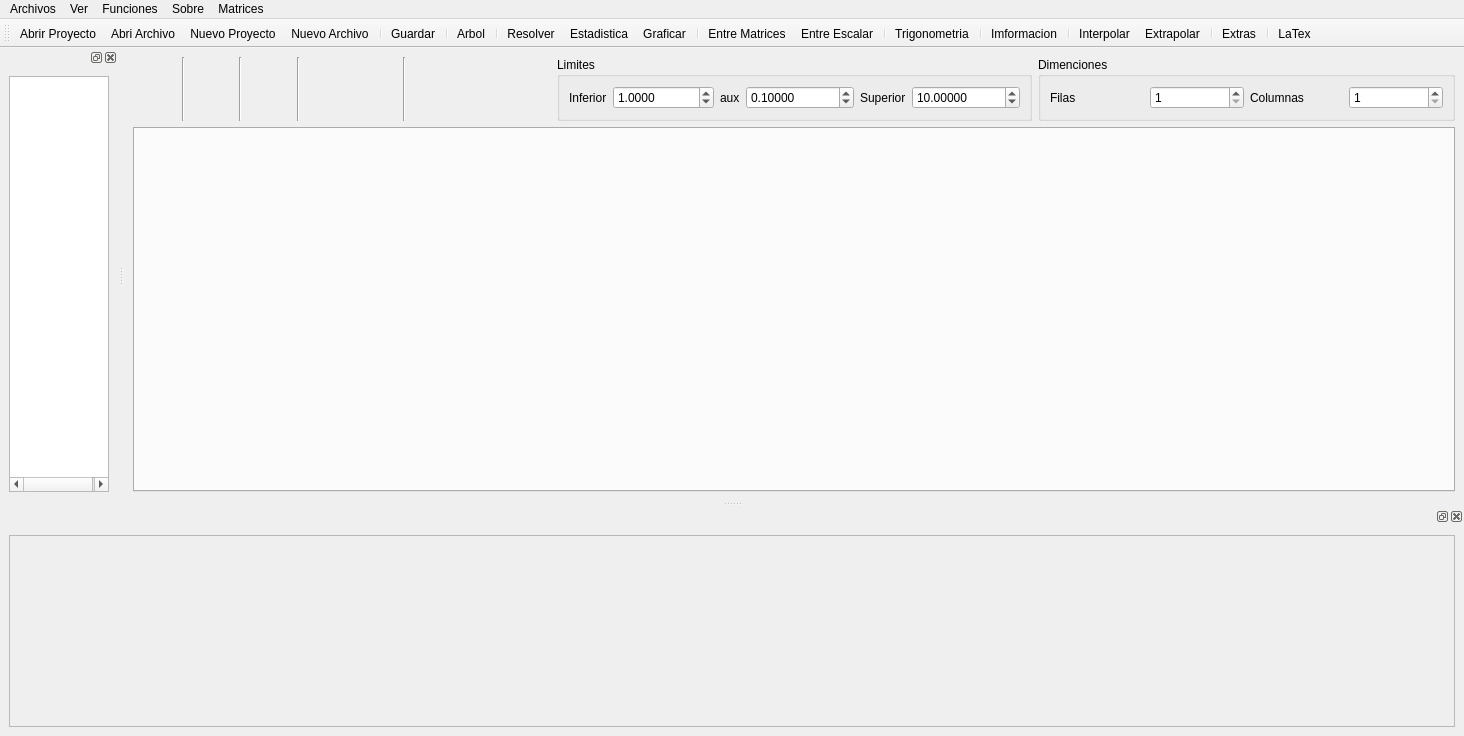
Before: the Qt Designer form Gamma/mainwindow.ui in enrique76/Gamma, drawn with Qt 5.
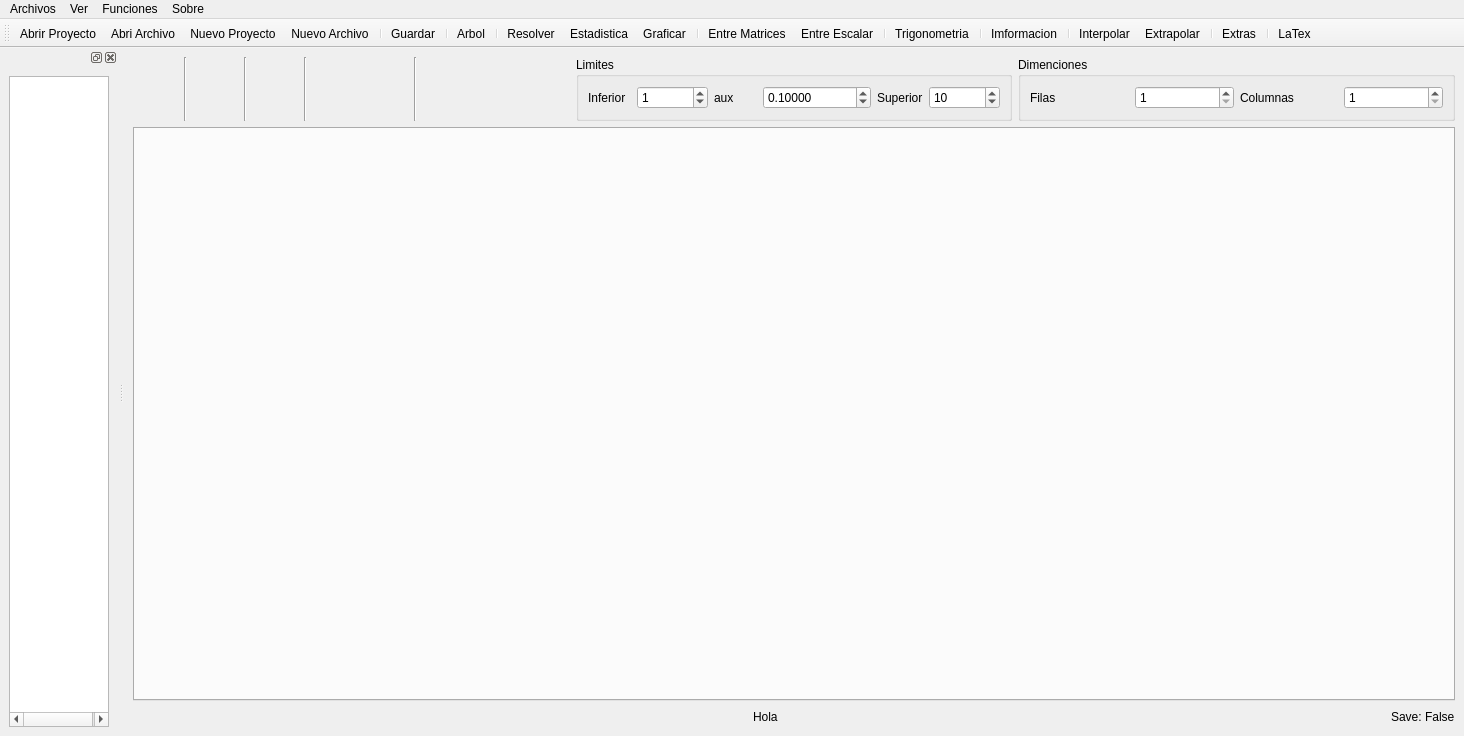
After: the same form once the commit is applied. Icons and pictures are not drawn.

The edit to the form file:
```diff
--- a/Gamma/mainwindow.ui
+++ b/Gamma/mainwindow.ui
@@ -20,6 +20,8 @@
   <widget class="QWidget" name="centralwidget">
    <layout class="QGridLayout" name="gridLayout_6">
     <item row="0" column="0">
+     <layout class="QVBoxLayout" name="verticalLayout">
+      <item>
      <layout class="QGridLayout" name="gridLayout_5">
       <item row="0" column="0">
        <layout class="QHBoxLayout" name="horizontalLayout_4">
@@ -183,18 +185,15 @@
               </widget>
              </item>
              <item>
-              <widget class="QDoubleSpinBox" name="inferior">
-               <property name="decimals">
-                <number>4</number>
-               </property>
+                <widget class="QSpinBox" name="inferior">
                <property name="minimum">
-                <double>-100000000000000000.000000000000000</double>
+                  <number>-999999999</number>
                </property>
                <property name="maximum">
-                <double>99999999999999991433150857216.000000000000000</double>
+                  <number>999999999</number>
                </property>
                <property name="value">
-                <double>1.000000000000000</double>
+                  <number>1</number>
                </property>
               </widget>
              </item>
@@ -229,18 +228,15 @@
               </widget>
              </item>
              <item>
-              <widget class="QDoubleSpinBox" name="superior">
-               <property name="decimals">
-                <number>5</number>
-               </property>
+                <widget class="QSpinBox" name="superior">
                <property name="minimum">
-                <double>-999999999999999929757289024535551219930759168.000000000000000</double>
+                  <number>-999999999</number>
                </property>
                <property name="maximum">
-                <double>99999999999999991433150857216.000000000000000</double>
+                  <number>999999999</number>
                </property>
                <property name="value">
-                <double>10.000000000000000</double>
+                  <number>10</number>
                </property>
               </widget>
              </item>
@@ -297,6 +293,59 @@
       </item>
      </layout>
     </item>
+      <item>
+       <layout class="QHBoxLayout" name="horizontalLayout_5">
+        <item>
+         <widget class="QLabel" name="tiempo">
+          <property name="text">
+           <string/>
+          </property>
+         </widget>
+        </item>
+        <item>
+         <spacer name="horizontalSpacer_2">
+          <property name="orientation">
+           <enum>Qt::Horizontal</enum>
+          </property>
+          <property name="sizeHint" stdset="0">
+           <size>
+            <width>40</width>
+            <height>20</height>
+           </size>
+          </property>
+         </spacer>
+        </item>
+        <item>
+         <widget class="QLabel" name="contexto_2">
+          <property name="text">
+           <string>Hola</string>
+          </property>
+         </widget>
+        </item>
+        <item>
+         <spacer name="horizontalSpacer">
+          <property name="orientation">
+           <enum>Qt::Horizontal</enum>
+          </property>
+          <property name="sizeHint" stdset="0">
+           <size>
+            <width>40</width>
+            <height>20</height>
+           </size>
+          </property>
+         </spacer>
+        </item>
+        <item>
+         <widget class="QLabel" name="isSave">
+          <property name="text">
+           <string>Save: False</string>
+          </property>
+         </widget>
+        </item>
+       </layout>
+      </item>
+     </layout>
+    </item>
    </layout>
   </widget>
   <widget class="QMenuBar" name="menubar">
@@ -359,18 +408,10 @@
      <string>Sobre</string>
     </property>
    </widget>
-   <widget class="QMenu" name="menuMatrices">
-    <property name="title">
-     <string>Matrices</string>
-    </property>
-    <addaction name="actionCopiar"/>
-    <addaction name="actionPegar"/>
-   </widget>
    <addaction name="menuArchivos"/>
    <addaction name="menuVer"/>
    <addaction name="menuFunciones"/>
    <addaction name="menuSobre"/>
-   <addaction name="menuMatrices"/>
   </widget>
   <widget class="QDockWidget" name="ventanaArbol">
    <attribute name="dockWidgetArea">
@@ -447,28 +488,6 @@
     </layout>
    </widget>
   </widget>
-  <widget class="QDockWidget" name="terminal">
-   <attribute name="dockWidgetArea">
-    <number>8</number>
-   </attribute>
-   <widget class="QWidget" name="dockWidgetContents_2">
-    <layout class="QGridLayout" name="gridLayout_3">
-     <item row="0" column="0">
-      <widget class="QTextEdit" name="textoTerminal">
-       <property name="enabled">
-        <bool>false</bool>
-       </property>
-       <property name="documentTitle">
-        <string>Terminal</string>
-       </property>
-       <property name="readOnly">
-        <bool>true</bool>
-       </property>
-      </widget>
-     </item>
-    </layout>
-   </widget>
-  </widget>
   <widget class="QToolBar" name="toolBar">
    <property name="windowTitle">
     <string>toolBar</string>
```
Left out of the diff: 21 changed lines with no effect on the pictures. Lines whose indentation alone changed are shown as unchanged.
